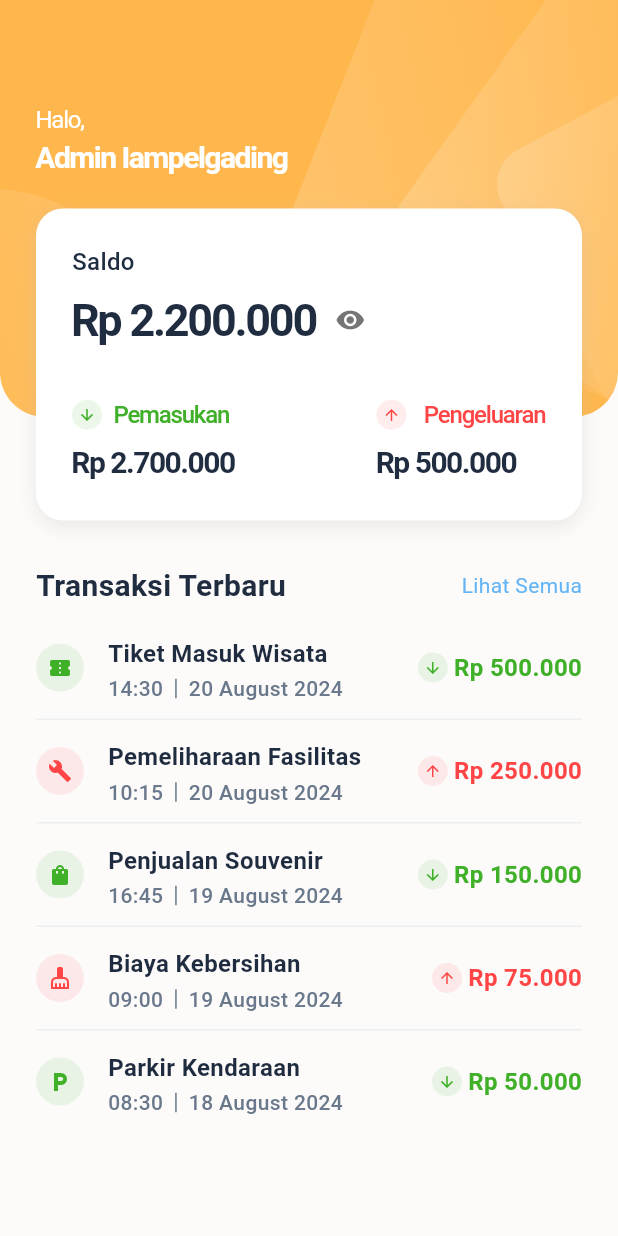
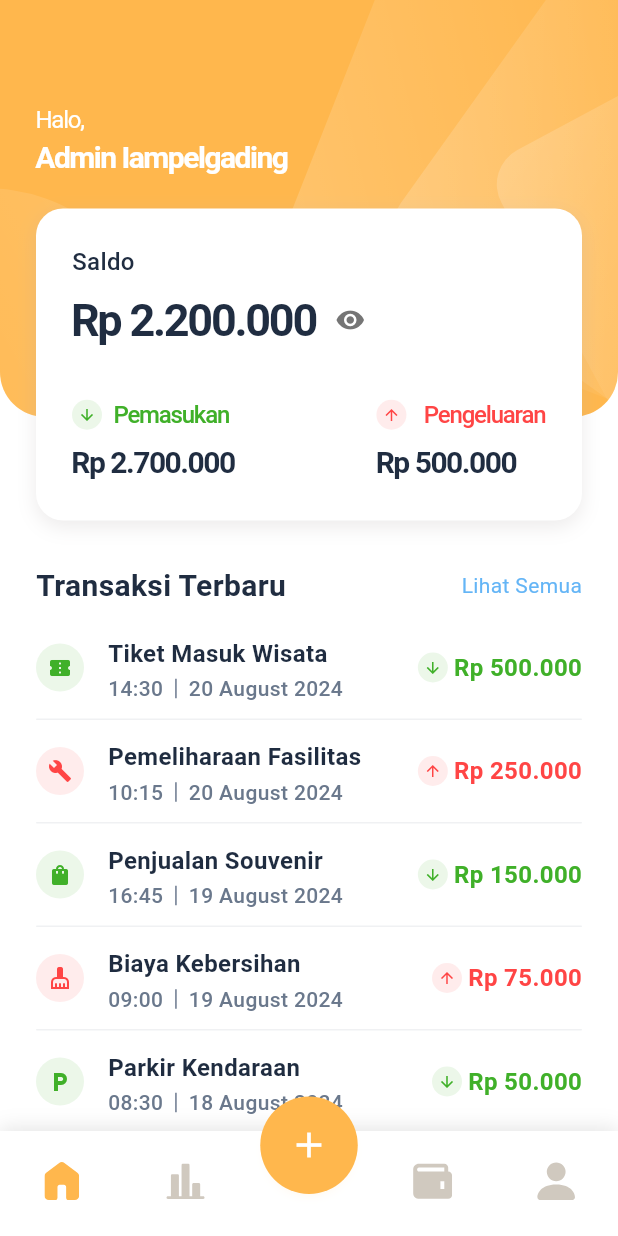
Before and after one commit to Dikaayyy/iampelgading-accountant, a Flutter app: the screen it shows after launch, on a phone screen of 412 x 824 dp. Run offline on Flutter 3.47's test engine with Material 3 defaults, Android fonts, the phone set to English and light mode, and no system bars; drawn by our look-alikes of persistent_bottom_nav_bar; our stand-ins replace flutter_svg; Roboto replaces fonts that are missing (Poppins).

Commit message:
feat(navbar): implement bottom navbar library

```diff
--- a/lib/core/assets/app_assets.dart
+++ b/lib/core/assets/app_assets.dart
@@ -2,4 +2,10 @@ class AppAssets {
   //dashboard
   static const String ellipse = 'assets/svg/dashboard/ellipse.svg';
   static const String rectangle = 'assets/svg/dashboard/rectangle.svg';
+
+  //navbar
+  static const String home = 'assets/svg/navbar/home.svg';
+  static const String graph = 'assets/svg/navbar/graph.svg';
+  static const String person = 'assets/svg/navbar/person.svg';
+  static const String wallet = 'assets/svg/navbar/wallet.svg';
 }
--- a/lib/core/colors/app_colors.dart
+++ b/lib/core/colors/app_colors.dart
@@ -5,10 +5,7 @@ class AppColors {
 
   static const MaterialColor base = MaterialColor(
     0xFFFFB74D, // primary value
-    <int, Color>{
-      50: Color(0xFFFFB74D),
-      100: Color(0xFFFFFFFF),
-    },
+    <int, Color>{50: Color(0xFFFFB74D), 100: Color(0xFFFFFFFF)},
   );
 
   static const MaterialColor warning = MaterialColor(
@@ -18,8 +15,8 @@ class AppColors {
       100: Color(0xFFFFF27B),
       200: Color(0xFFFFED4C),
       300: Color(0xFFFDE82C),
-      });
-
+    },
+  );
 
   static const MaterialColor error = MaterialColor(
     0xFFE74C3C, // primary value
@@ -33,7 +30,6 @@ class AppColors {
       600: Color(0xFFdc2626),
     },
   );
-
 
   static const MaterialColor success = MaterialColor(
     0xFF10B981, // primary value
@@ -50,17 +46,15 @@ class AppColors {
 
   static const MaterialColor background = MaterialColor(
     0xFFf9f9f9, // primary value
-    <int, Color>{
-      50: Color(0xFFFDFCFA),
-      100: Color(0xFFF7FAFC),
-    },
+    <int, Color>{50: Color(0xFFFDFCFA), 100: Color(0xFFF7FAFC)},
   );
 
   static const MaterialColor neutral = MaterialColor(
     0xFFF7FAFC, // primary value
     <int, Color>{
       50: Color(0xFFCACACA),
-      100: Color(0xFF343434),
+      100: Color(0xFFD0C9BF),
+      200: Color(0xFF343434),
     },
   );
 
--- /dev/null
+++ b/lib/core/navigation/app_navigation.dart
@@ -0,0 +1,53 @@
+import 'package:flutter/material.dart';
+import 'package:iampelgading/core/navigation/custom_bottom_navbar.dart';
+import 'package:iampelgading/features/dashboard/presentation/pages/dashboard_page.dart';
+import 'package:iampelgading/features/financial_records/presentation/pages/financial_records_page.dart';
+
+class AppNavigation extends StatefulWidget {
+  const AppNavigation({super.key});
+
+  @override
+  State<AppNavigation> createState() => _AppNavigationState();
+}
+
+class _AppNavigationState extends State<AppNavigation> {
+  @override
+  Widget build(BuildContext context) {
+    return CustomBottomNavbar(
+      screens: [
+        const DashboardPage(),
+        const FinancialRecordsPage(),
+        const _PlaceholderPage(title: 'Add Transaction'),
+        const _PlaceholderPage(title: 'Wallet'),
+        const _PlaceholderPage(title: 'Profile'),
+      ],
+    );
+  }
+}
+
+class _PlaceholderPage extends StatelessWidget {
+  final String title;
+
+  const _PlaceholderPage({required this.title});
+
+  @override
+  Widget build(BuildContext context) {
+    return Scaffold(
+      body: Center(
+        child: Column(
+          mainAxisAlignment: MainAxisAlignment.center,
+          children: [
+            Icon(Icons.construction, size: 64, color: Colors.grey[400]),
+            const SizedBox(height: 16),
+            Text(
+              '$title Page',
+              style: Theme.of(context).textTheme.headlineSmall,
+            ),
+            const SizedBox(height: 8),
+            Text('Coming Soon', style: Theme.of(context).textTheme.bodyMedium),
+          ],
+        ),
+      ),
+    );
+  }
+}
--- /dev/null
+++ b/lib/core/navigation/custom_bottom_navbar.dart
@@ -0,0 +1,175 @@
+import 'package:flutter/material.dart';
+import 'package:persistent_bottom_nav_bar/persistent_bottom_nav_bar.dart';
+import 'package:iampelgading/core/colors/app_colors.dart';
+import 'package:iampelgading/core/navigation/navigation_service.dart';
+import 'package:iampelgading/core/navigation/navigation_helper.dart';
+import 'package:flutter_svg/flutter_svg.dart';
+import 'package:iampelgading/core/assets/app_assets.dart';
+
+class CustomBottomNavbar extends StatelessWidget {
+  final List<Widget> screens;
+
+  const CustomBottomNavbar({super.key, required this.screens});
+
+  @override
+  Widget build(BuildContext context) {
+    return PersistentTabView(
+      context,
+      controller: NavigationService().controller,
+      screens: screens,
+      items: _buildNavItems(context),
+      handleAndroidBackButtonPress: true,
+      resizeToAvoidBottomInset: true,
+      stateManagement: true,
+      hideNavigationBarWhenKeyboardAppears: true,
+      padding: const EdgeInsets.only(top: 8),
+      backgroundColor: AppColors.white,
+      isVisible: true,
+      animationSettings: const NavBarAnimationSettings(
+        navBarItemAnimation: ItemAnimationSettings(
+          duration: Duration(milliseconds: 300),
+          curve: Curves.easeInOut,
+        ),
+        screenTransitionAnimation: ScreenTransitionAnimationSettings(
+          animateTabTransition: false,
+          duration: Duration(milliseconds: 200),
+          screenTransitionAnimationType: ScreenTransitionAnimationType.fadeIn,
+        ),
+      ),
+      confineToSafeArea: true,
+      navBarHeight: 70,
+      navBarStyle: NavBarStyle.style15,
+      decoration: NavBarDecoration(
+        borderRadius: const BorderRadius.vertical(top: Radius.circular(0)),
+        colorBehindNavBar: AppColors.white,
+        boxShadow: [
+          BoxShadow(
+            color: Colors.black.withOpacity(0.1),
+            blurRadius: 10,
+            offset: const Offset(0, -2),
+          ),
+        ],
+      ),
+      onItemSelected: (index) {
+        if (index == NavigationHelper.addTransactionIndex) {
+          NavigationHelper.showAddTransactionModal(context);
+        }
+      },
+    );
+  }
+
+  List<PersistentBottomNavBarItem> _buildNavItems(BuildContext context) {
+    return [
+      // Home
+      PersistentBottomNavBarItem(
+        icon: SvgPicture.asset(
+          AppAssets.home,
+          width: 26,
+          height: 26,
+          colorFilter: ColorFilter.mode(AppColors.base, BlendMode.srcIn),
+        ),
+        inactiveIcon: SvgPicture.asset(
+          AppAssets.home,
+          width: 26,
+          height: 26,
+          colorFilter: ColorFilter.mode(
+            AppColors.neutral[100]!,
+            BlendMode.srcIn,
+          ),
+        ),
+        activeColorPrimary: AppColors.base,
+        inactiveColorPrimary: AppColors.neutral[100],
+        iconSize: 26,
+      ),
+
+      // Dashboard (Graph)
+      PersistentBottomNavBarItem(
+        icon: SvgPicture.asset(
+          AppAssets.graph,
+          width: 26,
+          height: 26,
+          colorFilter: ColorFilter.mode(AppColors.base, BlendMode.srcIn),
+        ),
+        inactiveIcon: SvgPicture.asset(
+          AppAssets.graph,
+          width: 26,
+          height: 26,
+          colorFilter: ColorFilter.mode(
+            AppColors.neutral[100]!,
+            BlendMode.srcIn,
+          ),
+        ),
+        activeColorPrimary: AppColors.base,
+        inactiveColorPrimary: AppColors.neutral[100],
+        iconSize: 26,
+      ),
+
+      // Add Transaction (Center button)
+      PersistentBottomNavBarItem(
+        icon: Container(
+          width: 50,
+          height: 50,
+          decoration: BoxDecoration(
+            color: AppColors.base,
+            shape: BoxShape.circle,
+            boxShadow: [
+              BoxShadow(
+                color: AppColors.base.withOpacity(0.3),
+                blurRadius: 8,
+                offset: const Offset(0, 4),
+              ),
+            ],
+          ),
+          child: const Icon(Icons.add, color: Colors.white, size: 28),
+        ),
+        activeColorPrimary: AppColors.base,
+        inactiveColorPrimary: AppColors.base,
+        iconSize: 50,
+      ),
+
+      // Wallet
+      PersistentBottomNavBarItem(
+        icon: SvgPicture.asset(
+          AppAssets.wallet,
+          width: 26,
+          height: 26,
+          colorFilter: ColorFilter.mode(AppColors.base, BlendMode.srcIn),
+        ),
+        inactiveIcon: SvgPicture.asset(
+          AppAssets.wallet,
+          width: 26,
+          height: 26,
+          colorFilter: ColorFilter.mode(
+            AppColors.neutral[100]!,
+            BlendMode.srcIn,
+          ),
+        ),
+        activeColorPrimary: AppColors.base,
+        inactiveColorPrimary: AppColors.neutral[100],
+        iconSize: 26,
+      ),
+
+      // Profile
+      PersistentBottomNavBarItem(
+        icon: SvgPicture.asset(
+          AppAssets.person,
+          width: 26,
+          height: 26,
+          colorFilter: ColorFilter.mode(AppColors.base, BlendMode.srcIn),
+        ),
+        inactiveIcon: SvgPicture.asset(
+          AppAssets.person,
+          width: 26,
+          height: 26,
+          colorFilter: ColorFilter.mode(
+            AppColors.neutral[100]!,
+            BlendMode.srcIn,
+          ),
+        ),
+        activeColorPrimary: AppColors.base,
+        inactiveColorPrimary: AppColors.neutral[100],
+        iconSize: 26,
+      ),
+    ];
+  }
+}
--- /dev/null
+++ b/lib/core/navigation/navigation_service.dart
@@ -0,0 +1,24 @@
+import 'package:flutter/material.dart';
+import 'package:persistent_bottom_nav_bar/persistent_bottom_nav_bar.dart';
+
+class NavigationService {
+  static final NavigationService _instance = NavigationService._internal();
+  factory NavigationService() => _instance;
+  NavigationService._internal();
+
+  PersistentTabController? _controller;
+
+  PersistentTabController get controller {
+    _controller ??= PersistentTabController(initialIndex: 0);
+    return _controller!;
+  }
+
+  void navigateToTab(int index) {
+    controller.jumpToTab(index);
+  }
+
+  void dispose() {
+    _controller?.dispose();
+    _controller = null;
+  }
+}
--- a/lib/features/dashboard/presentation/pages/dashboard_page.dart
+++ b/lib/features/dashboard/presentation/pages/dashboard_page.dart
@@ -1,5 +1,5 @@
 import 'package:flutter/material.dart';
-import 'package:iampelgading/core/colors/app_colors';
+import 'package:iampelgading/core/colors/app_colors.dart';
 import 'package:iampelgading/features/dashboard/presentation/providers/dashboard_provider.dart';
 import 'package:iampelgading/features/dashboard/presentation/widgets/balance_card.dart';
 import 'package:iampelgading/features/dashboard/presentation/widgets/dashboard_header.dart';
--- a/lib/main.dart
+++ b/lib/main.dart
@@ -1,6 +1,6 @@
 import 'package:flutter/material.dart';
 import 'package:iampelgading/core/theme/app_theme.dart';
-import 'features/dashboard/presentation/pages/dashboard_page.dart';
+import 'package:iampelgading/core/navigation/app_navigation.dart';
 
 void main() {
   runApp(const MainApp());
@@ -14,7 +14,7 @@ class MainApp extends StatelessWidget {
     return MaterialApp(
       title: 'Akuntansi Iampelgading',
       theme: AppTheme.lightTheme,
-      home: const DashboardPage(),
+      home: const AppNavigation(),
       debugShowCheckedModeBanner: false,
     );
   }
--- a/pubspec.yaml
+++ b/pubspec.yaml
@@ -17,6 +17,7 @@ dev_dependencies:
   flutter_test:
     sdk: flutter
   flutter_lints: ^5.0.0
+  persistent_bottom_nav_bar: ^6.2.1
 
 flutter:
   uses-material-design: true
@@ -25,3 +26,4 @@ flutter:
     - assets/
     - assets/svg/
     - assets/svg/dashboard/
+    - assets/svg/navbar/
```
Also changed, not shown: lib/core/navigation/main_navigation.dart (added, +151 -0 lines), lib/core/navigation/navigation_helper.dart (added, +52 -0 lines), assets/svg/navbar/graph.svg (added), assets/svg/navbar/home.svg (added), assets/svg/navbar/person.svg (added), assets/svg/navbar/wallet.svg (added), pubspec.lock. Lines whose indentation alone changed are shown as unchanged.
